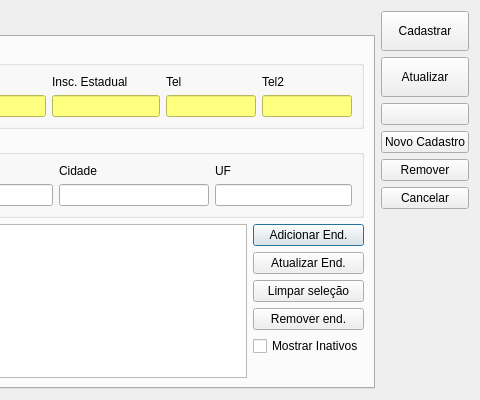
Qt form ui/cadastroloja.ui (lellisls/ERP-STACCATO) before a commit; both pictures show x 794 to 1274 and y 0 to 400 of the 1274 by 400 pixel window.
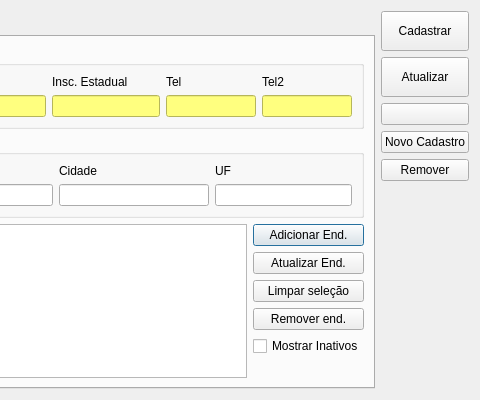
The same form after that commit. Icons and pictures are not drawn. Custom widgets are drawn as their Qt base class.

Commit message: Removido botões de Cancelar

What changed in the file:
```diff
--- a/ui/cadastroloja.ui
+++ b/ui/cadastroloja.ui
@@ -721,13 +721,6 @@
        </property>
       </widget>
      </item>
-     <item>
-      <widget class="QPushButton" name="pushButtonCancelar">
-       <property name="text">
-        <string>Cancelar</string>
-       </property>
-      </widget>
-     </item>
      <item>
       <spacer name="verticalSpacer">
        <property name="orientation">
```
Left out of the diff: 1 changed line with no effect on the pictures. The commit also changes 62 other files.
